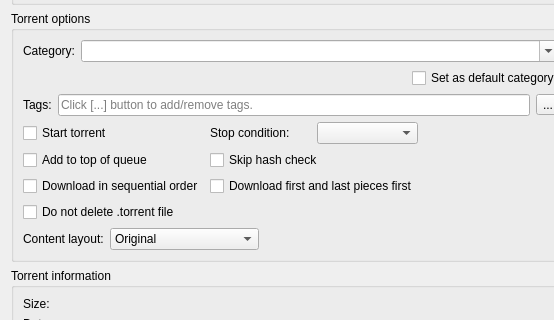
Before: the Qt Designer form src/gui/addnewtorrentdialog.ui in qbittorrent/qBittorrent, drawn with Qt 5; both pictures show x 0 to 554 and y 148 to 468 of the 900 by 680 pixel window.
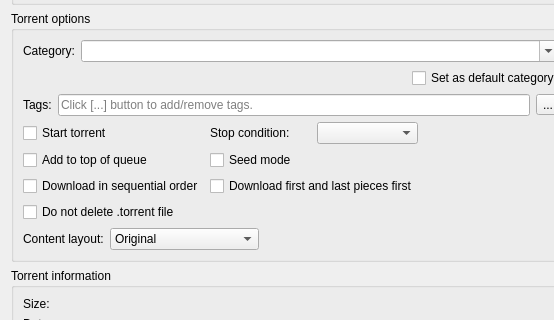
After: the same form once the commit is applied. Custom widgets are drawn as their Qt base class.

Commit message: Reference torrent "seed mode" by its exact name

Diff of the .ui file:
```diff
--- a/src/gui/addnewtorrentdialog.ui
+++ b/src/gui/addnewtorrentdialog.ui
@@ -287,7 +287,7 @@
                 <item row="1" column="1">
                  <widget class="QCheckBox" name="skipCheckingCheckBox">
                   <property name="text">
-                   <string>Skip hash check</string>
+                   <string>Seed mode</string>
                   </property>
                  </widget>
                 </item>
```
Left out of the diff: 2 changed lines with no effect on the pictures. The commit also changes 12 other files.
